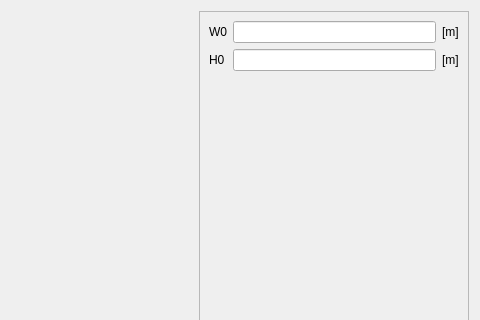
The window that pyleecan/GUI/Dialog/DMachineSetup/SMSlot/WSlotCirc/WSlotCirc.ui (Eomys/pyleecan) describes before a commit, drawn with Qt 5; both pictures show x 453 to 933 and y 0 to 320 of the 933 by 470 pixel window.
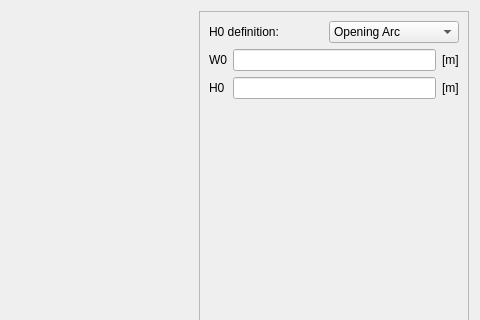
The same window after the commit. Icons and pictures are not drawn. Custom widgets are drawn as their Qt base class.

Commit message: [NF] New definition for SlotCirc (H0 independent from W0)

The edit to the form file:
```diff
--- a/pyleecan/GUI/Dialog/DMachineSetup/SMSlot/WSlotCirc/WSlotCirc.ui
+++ b/pyleecan/GUI/Dialog/DMachineSetup/SMSlot/WSlotCirc/WSlotCirc.ui
@@ -84,7 +84,32 @@
         <height>446</height>
        </rect>
       </property>
-      <layout class="QVBoxLayout" name="verticalLayout_3">
+      <layout class="QVBoxLayout" name="verticalLayout">
+       <item>
+        <layout class="QHBoxLayout" name="horizontalLayout_2">
+         <item>
+          <widget class="QLabel" name="in_H0_bore">
+           <property name="text">
+            <string>H0 definition:</string>
+           </property>
+          </widget>
+         </item>
+         <item>
+          <widget class="QComboBox" name="c_H0_bore">
+           <item>
+            <property name="text">
+             <string>Opening Arc</string>
+            </property>
+           </item>
+           <item>
+            <property name="text">
+             <string>Opening Segment</string>
+            </property>
+           </item>
+          </widget>
+         </item>
+        </layout>
+       </item>
        <item>
         <layout class="QGridLayout" name="gridLayout">
          <item row="1" column="2">
```
The commit also changes 11 other files.
